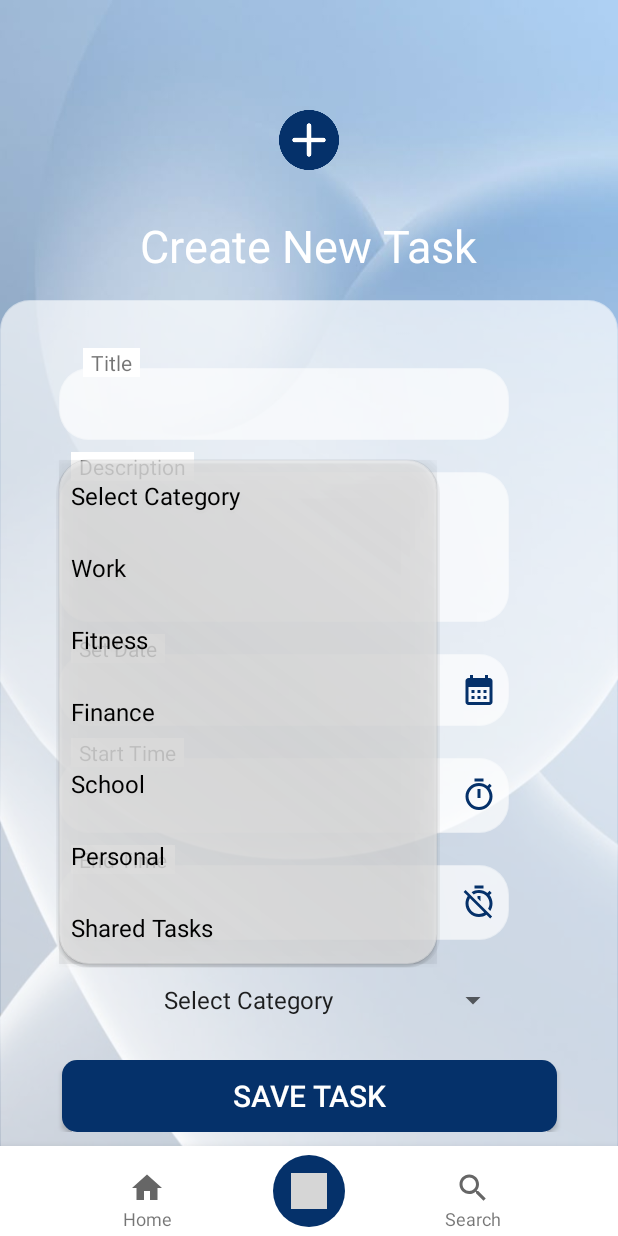
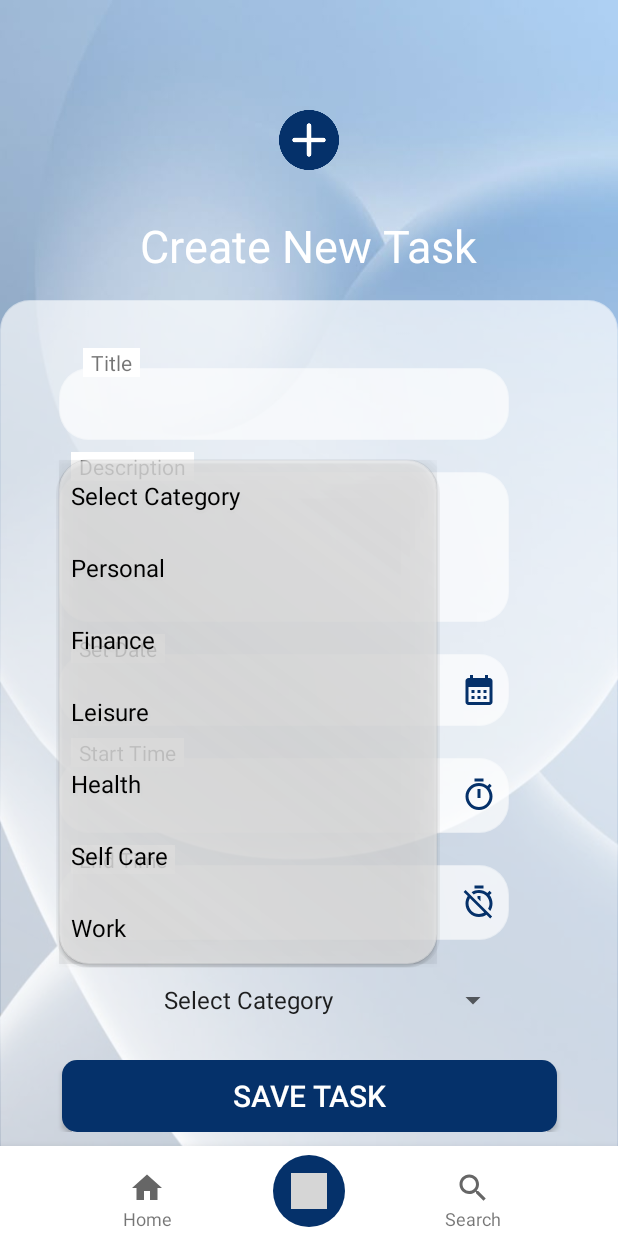
Before and after one commit to ayamte/Planifia, an Android app: the Create_Task screen opened directly, with no data from a screen before it, after a tap on "Select Category", on a phone screen of 412 x 824 dp. Run offline under Robolectric (Android 15) with nearby library versions, the phone set to English and light mode, and no system bars; our stand-ins replace Firebase (no records; nobody signed in at launch, a user with empty details on screens opened directly); grey boxes are pictures that could not be loaded.

Commit message:
modification dans la base de données

```diff
--- a/app/src/main/java/com/example/luna/Create_Task.java
+++ b/app/src/main/java/com/example/luna/Create_Task.java
@@ -52,12 +52,12 @@ public class Create_Task extends AppCompatActivity {
 
    private String[] categoryArray = {
            "Select Category",
-           "Work",
-           "Fitness",
+           "Personal",
            "Finance",
-           "School",
-           "Personal",
-           "Shared Tasks"
+           "Leisure",
+           "Health",
+           "Self Care",
+           "Work"
    };
 
    String userId;
```
Also changed, not shown: app/build.gradle (+3 -10 lines), app/src/main/java/com/example/luna/Create_Event.java (+5 -4 lines), app/src/main/java/com/example/luna/Home_Page.java (+18 -2 lines), app/src/main/java/com/example/luna/PrioritizedTasksActivity.java (+9 -0 lines), app/src/main/java/com/example/luna/SmartNotificationManager.java (+19 -3 lines), app/src/main/java/com/example/luna/TaskAnalyzer.java (+21 -5 lines), build.gradle (+5 -8 lines), gradle/wrapper/gradle-wrapper.properties, 1 other file.
